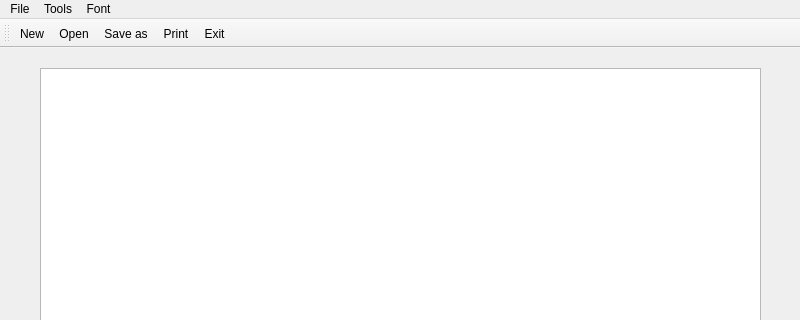
This is mainwindow.ui in Yashmerino/notepad as Qt 5 draws it before an edit; both pictures show x 0 to 800 and y 0 to 320 of the 800 by 600 pixel window. The edited form follows.
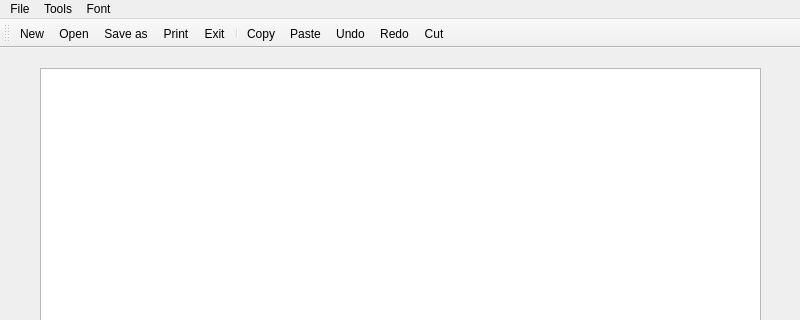
This is the edited form. Icons and pictures are not drawn.

Commit message: Added new buttons on toolbar

Diff of the .ui file:
```diff
--- a/mainwindow.ui
+++ b/mainwindow.ui
@@ -90,6 +90,12 @@
    <addaction name="actionSave_as"/>
    <addaction name="actionPrint"/>
    <addaction name="actionExit"/>
+   <addaction name="separator"/>
+   <addaction name="actionCopy"/>
+   <addaction name="actionPaste"/>
+   <addaction name="actionUndo"/>
+   <addaction name="actionRedo"/>
+   <addaction name="actionCut"/>
   </widget>
   <action name="actionNew">
    <property name="icon">
@@ -186,6 +192,15 @@
     <string>36</string>
    </property>
   </action>
+  <action name="actionCut">
+   <property name="icon">
+    <iconset resource="Resources.qrc">
+     <normaloff>:/img/img/cut.png</normaloff>:/img/img/cut.png</iconset>
+   </property>
+   <property name="text">
+    <string>Cut</string>
+   </property>
+  </action>
  </widget>
  <resources>
   <include location="Resources.qrc"/>
```
Left out of the diff: 17 changed lines with no effect on the pictures. The commit also changes 1 other file.
